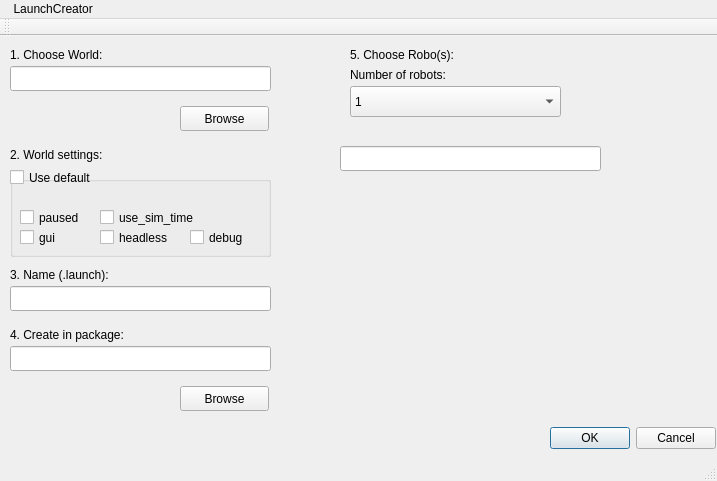
Old version of the form lc/mainwindow.ui in the repository VasilyevGeorgy/LaunchCreator.
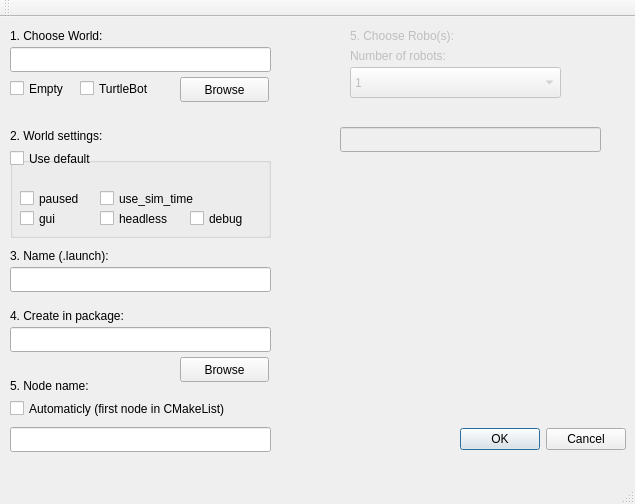
New version of the form.

Commit message: wrong launch generation

Patch:
```diff
--- a/lc/mainwindow.ui
+++ b/lc/mainwindow.ui
@@ -6,8 +6,8 @@
    <rect>
     <x>0</x>
     <y>0</y>
-    <width>717</width>
-    <height>481</height>
+    <width>635</width>
+    <height>504</height>
    </rect>
   </property>
   <property name="mouseTracking">
@@ -34,7 +34,7 @@
     <property name="geometry">
      <rect>
       <x>180</x>
-      <y>70</y>
+      <y>60</y>
       <width>89</width>
       <height>25</height>
      </rect>
@@ -93,7 +93,7 @@
     <property name="geometry">
      <rect>
       <x>180</x>
-      <y>350</y>
+      <y>340</y>
       <width>89</width>
       <height>25</height>
      </rect>
@@ -126,6 +126,9 @@
     </property>
    </widget>
    <widget class="QLabel" name="label_3">
+    <property name="enabled">
+     <bool>false</bool>
+    </property>
     <property name="geometry">
      <rect>
       <x>350</x>
@@ -139,6 +142,9 @@
     </property>
    </widget>
    <widget class="QComboBox" name="comboBox">
+    <property name="enabled">
+     <bool>false</bool>
+    </property>
     <property name="geometry">
      <rect>
       <x>350</x>
@@ -159,6 +165,9 @@
     </item>
    </widget>
    <widget class="QLabel" name="label_4">
+    <property name="enabled">
+     <bool>false</bool>
+    </property>
     <property name="geometry">
      <rect>
       <x>350</x>
@@ -276,6 +285,9 @@
     </property>
    </widget>
    <widget class="QLineEdit" name="lineEdit_4">
+    <property name="enabled">
+     <bool>false</bool>
+    </property>
     <property name="geometry">
      <rect>
       <x>340</x>
@@ -288,8 +300,8 @@
    <widget class="QDialogButtonBox" name="buttonBox_2">
     <property name="geometry">
      <rect>
-      <x>550</x>
-      <y>390</y>
+      <x>460</x>
+      <y>410</y>
       <width>166</width>
       <height>25</height>
      </rect>
@@ -298,22 +310,78 @@
      <set>QDialogButtonBox::Cancel|QDialogButtonBox::Ok</set>
     </property>
    </widget>
+   <widget class="QLabel" name="label_7">
+    <property name="geometry">
+     <rect>
+      <x>10</x>
+      <y>360</y>
+      <width>131</width>
+      <height>17</height>
+     </rect>
+    </property>
+    <property name="text">
+     <string>5. Node name:</string>
+    </property>
+   </widget>
+   <widget class="QLineEdit" name="lineEdit_5">
+    <property name="geometry">
+     <rect>
+      <x>10</x>
+      <y>410</y>
+      <width>261</width>
+      <height>25</height>
+     </rect>
+    </property>
+   </widget>
+   <widget class="QCheckBox" name="checkBox_7">
+    <property name="geometry">
+     <rect>
+      <x>10</x>
+      <y>380</y>
+      <width>271</width>
+      <height>23</height>
+     </rect>
+    </property>
+    <property name="text">
+     <string>Automaticly (first node in CMakeList)</string>
+    </property>
+   </widget>
+   <widget class="QCheckBox" name="checkBox_8">
+    <property name="geometry">
+     <rect>
+      <x>10</x>
+      <y>60</y>
+      <width>101</width>
+      <height>23</height>
+     </rect>
+    </property>
+    <property name="text">
+     <string>Empty</string>
+    </property>
+   </widget>
+   <widget class="QCheckBox" name="checkBox_9">
+    <property name="geometry">
+     <rect>
+      <x>80</x>
+      <y>60</y>
+      <width>92</width>
+      <height>23</height>
+     </rect>
+    </property>
+    <property name="text">
+     <string>TurtleBot</string>
+    </property>
+   </widget>
   </widget>
   <widget class="QMenuBar" name="menuBar">
    <property name="geometry">
     <rect>
      <x>0</x>
      <y>0</y>
-     <width>717</width>
+     <width>635</width>
      <height>22</height>
     </rect>
    </property>
-   <widget class="QMenu" name="menu_LaunchCreator">
-    <property name="title">
-     <string> LaunchCreator</string>
-    </property>
-   </widget>
-   <addaction name="menu_LaunchCreator"/>
   </widget>
   <widget class="QToolBar" name="mainToolBar">
    <attribute name="toolBarArea">
```
The commit also changes 15 other files.
